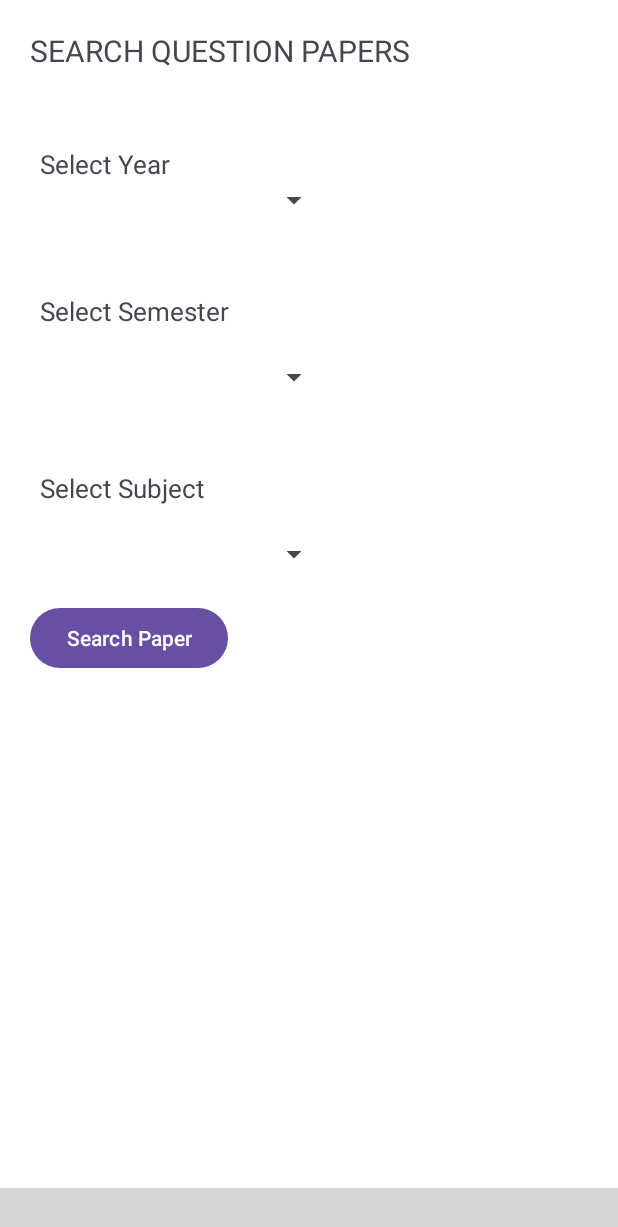
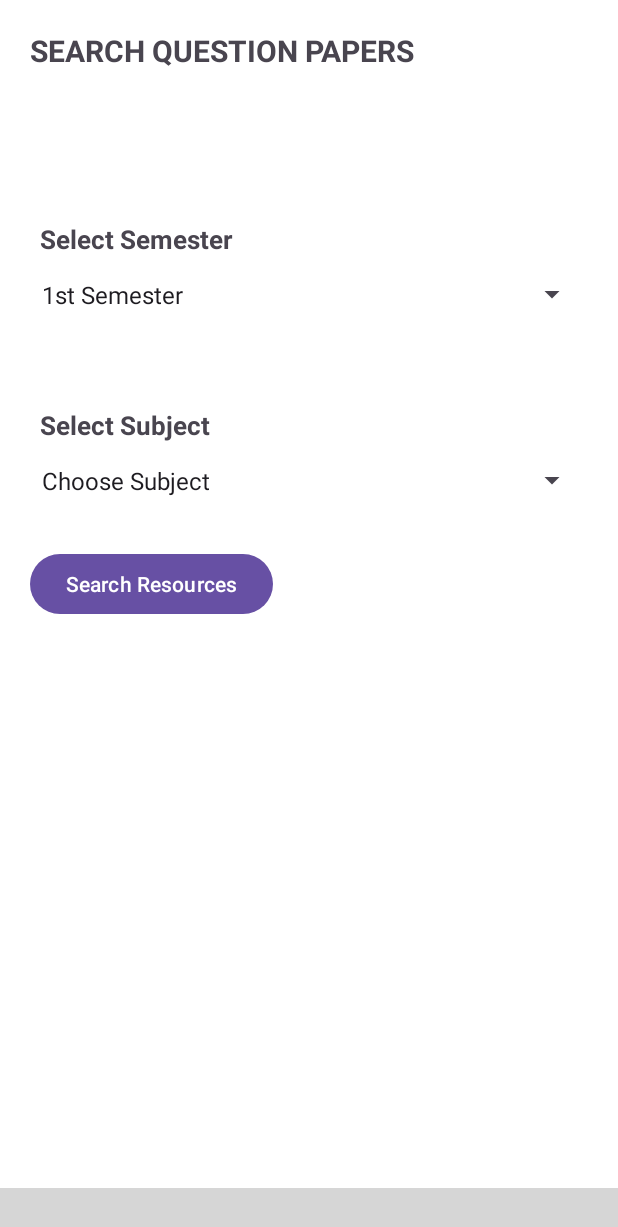
Before and after one commit to AtharvMane123/ClassSync, an Android app: the HomeFragment screen opened directly, with no data from a screen before it, after a tap on an icon or button, on a phone screen of 412 x 824 dp. Shown: the top 1227 px of the screen. Run offline under Robolectric (Android 15) with nearby library versions, the phone set to English and light mode, and no system bars; our stand-ins replace Firebase (no records; nobody signed in at launch, a user with empty details on screens opened directly); libraries missing offline, so code that uses them is left out: com.etebarian.meowbottomnavigation; plain views replace MeowBottomNavigation; Roboto replaces fonts that are not available here; 8 statements that could not run were skipped; grey boxes are pictures that could not be loaded.

Commit message:
2nd commit

```diff
--- a/app/src/main/java/Home_Fragments/MsbteResources_Fragement.java
+++ b/app/src/main/java/Home_Fragments/MsbteResources_Fragement.java
@@ -1,5 +1,7 @@
 package Home_Fragments;
 
+import android.content.Intent;
+import android.net.Uri;
 import android.os.Bundle;
 
 import androidx.cardview.widget.CardView;
@@ -8,18 +10,202 @@ import androidx.fragment.app.Fragment;
 import android.view.LayoutInflater;
 import android.view.View;
 import android.view.ViewGroup;
+import android.widget.AdapterView;
+import android.widget.ArrayAdapter;
+import android.widget.Spinner;
+import android.widget.Toast;
 
+import com.class_sync.HomeFragment;
 import com.class_sync.R;
+
+import java.net.URI;
+import java.util.Objects;
 
 
 public class MsbteResources_Fragement extends Fragment {
 
 CardView QuestionPapers,ModelAnswers,SamplePapers;
+Spinner sem,sub;
     @Override
     public View onCreateView(LayoutInflater inflater, ViewGroup container,
                              Bundle savedInstanceState) {
        ViewGroup root=(ViewGroup) inflater.inflate(R.layout.fragment_msbte_resources__fragement, container, false);;
 //     QuestionPapers=root.findViewById(R.id.QuestionPapers_cardview);
+        sem = root.findViewById(R.id.Spinner_Sem);
+        sub = root.findViewById(R.id.Spinner_subject);
+        sem.setAdapter(setCustomAdapter(R.array.Select_Sem));
+        sem.setOnItemSelectedListener(new AdapterView.OnItemSelectedListener() {
+            @Override
+            public void onItemSelected(AdapterView<?> adapterView, View view, int i, long l) {
+                if(Objects.equals(adapterView.getItemAtPosition(i).toString(), "1st Semester")){
+                    sub.setAdapter(setCustomAdapter(R.array.Sem_1));
+                }
+                else if(Objects.equals(adapterView.getItemAtPosition(i).toString(), "2nd Semester")){
+                    sub.setAdapter(setCustomAdapter(R.array.Sem_2));
+                }
+                else if(Objects.equals(adapterView.getItemAtPosition(i).toString(), "3rd Semester")){
+                    sub.setAdapter(setCustomAdapter(R.array.Sem_3));
+                }
+                else if(Objects.equals(adapterView.getItemAtPosition(i).toString(), "4th Semester")){
+                    sub.setAdapter(setCustomAdapter(R.array.Sem_4));
+                }
+                else if(Objects.equals(adapterView.getItemAtPosition(i).toString(), "5th Semester")){
+                    sub.setAdapter(setCustomAdapter(R.array.Sem_5));
+                }
+                else if(Objects.equals(adapterView.getItemAtPosition(i).toString(), "6th Semester")){
+                    sub.setAdapter(setCustomAdapter(R.array.Sem_6));
+                }
+            }
+
+            @Override
+            public void onNothingSelected(AdapterView<?> adapterView) {
+
+            }
+        });
+
+        sub.setOnItemSelectedListener(new AdapterView.OnItemSelectedListener() {
+            @Override
+            public void onItemSelected(AdapterView<?> adapterView, View view, int i, long l) {
+                String SelectedSubject = adapterView.getItemAtPosition(i).toString();
+
+                    //First sem
+                    if(SelectedSubject.equals("ICT Fundamental of ICT.")) {
+                        OpenMegaCloudStorage("https://mega.nz/folder/YyNA0AJZ#cqytlavZOWrol98gq5CWcg");
+                    } else if (SelectedSubject.equals("ENG English.")) {
+                        OpenMegaCloudStorage("https://mega.nz/folder/8jlXDCrB#U2lAo7ZUE4Bix8EJ-Dj82w");
+
+                    } else if (SelectedSubject.equals("BSC Basic Science (Chemistry).")) {
+                        OpenMegaCloudStorage("https://mega.nz/folder/oy8jFDgZ#ae0wwFDyU3mdxQ3bRIbGoQ");
+
+                    } else if (SelectedSubject.equals("BMS Basic Mathematics.")) {
+                        OpenMegaCloudStorage("https://mega.nz/folder/ontyXR6J#NtiCZp7ZKhHKVjIwbnsCJg");
+
+                    }
+
+
+                        //second sem
+                    else if (SelectedSubject.equals( "Applied Mathematics (AMS)")) {
+                        OpenMegaCloudStorage("https://mega.nz/folder/cjlRzQZI#CRWXIAVOQ7AKcK5M6LU04Q");
+
+                    } else if (SelectedSubject.equals("Basic Electrical and Electronics Engineering (BEE)")) {
+                        OpenMegaCloudStorage("https://mega.nz/folder/Bvt3BbpK#BYXHiBQb09jxNA14F7-LCQ");
+
+                    } else if (SelectedSubject.equals("Programming in C (PIC)")) {
+                        OpenMegaCloudStorage("https://mega.nz/folder/Q3lD2axQ#iZPR0cBoZju6X4xJpuveZQ");
+
+                    } else if (SelectedSubject.equals("Web Page Designing (WPD)")) {
+                        OpenMegaCloudStorage("https://mega.nz/folder/g71kVCyI#V5Rs1tBSQvmiiL5qonQo1g");
+
+                    }
+
+
+                //Third Sem
+                    else if (SelectedSubject.equals("Object Oriented Programming Using C++(OOP)")) {
+                        OpenMegaCloudStorage("https://mega.nz/folder/QzVEFBQb#AGtW377uMU9GOAoA0wW3Hg");
+
+                    } else if (SelectedSubject.equals("Data structure using C Language (DSU)")) {
+                        OpenMegaCloudStorage("https://mega.nz/folder/s71GFZwJ#0baXjAKKqBzBI9QSUBOVMQ");
+
+                    } else if (SelectedSubject.equals("Computer Graphics (CGR)")) {
+                        OpenMegaCloudStorage("https://mega.nz/folder/Bj8kiQgY#mMOdsSCNTpl5ybhosRxY5g");
+
+                    } else if (SelectedSubject.equals("Database Management System (DBMS)")) {
+                        OpenMegaCloudStorage("https://mega.nz/folder/5zdS1TRK#rajXhXnZ5lnxvPFh1oMDpQ");
+
+                    } else if (SelectedSubject.equals("Digital Techniques (DTE)")) {
+                        OpenMegaCloudStorage("https://mega.nz/folder/Aml3jZQA#d9FgKKKiYibsVADnBXm9Kg");
+
+                    }
+
+
+                //Fourth Sem
+                    else if (SelectedSubject.equals("Java Programming (JPR)")) {
+                        OpenMegaCloudStorage("https://mega.nz/folder/x2E0ALSI#5KZ_cNEwsEVncqIE79d5EA");
+
+                    } else if (SelectedSubject.equals("Software Engineering (SEN)")) {
+                        OpenMegaCloudStorage("https://mega.nz/folder/l70RBSCR#a-y2mRbeShRvQSjDnB47nA");
+
+                    } else if (SelectedSubject.equals("Data Communication and Computer Network (DCC)")) {
+                        OpenMegaCloudStorage("https://mega.nz/folder/JikgkahA#fe54n16z1rQSEdbEMdwGKw");
+
+                    } else if (SelectedSubject.equals("Microprocessors (MIC)")) {
+                        OpenMegaCloudStorage("https://mega.nz/folder/En8SiIoS#zfBSOzTDOmT2vEgT5SlJjg");
+
+                    } else if (SelectedSubject.equals("Gui Application Development Using Vb.Net (GAD)")) {
+                        OpenMegaCloudStorage("https://mega.nz/folder/Ji8XwTaL#fzortiRm8bqx-2KcEbOOFw");
+
+                    }
+
+
+
+
+                    //Fifth Sem
+                    else if (SelectedSubject.equals("Advanced Java Programming (AJP)")) {
+                        OpenMegaCloudStorage("https://mega.nz/folder/A21EzDrR#nsNgYyeVNMVCQ7XMW0_PhQ");
+
+                    } else if (SelectedSubject.equals("Software Testing (STE)")) {
+                        OpenMegaCloudStorage("https://mega.nz/folder/83U1HYSZ#gFXUT-FyLPtJUi-7sIjhTg");
+
+                    } else if (SelectedSubject.equals("Advanced Computer Network (ACN)")) {
+                        OpenMegaCloudStorage("https://mega.nz/folder/h3ViSTaa#qgNsALMjky5rJdh94XT9IA");
+
+                    } else if (SelectedSubject.equals("Operating System (OSY)")) {
+                        OpenMegaCloudStorage("https://mega.nz/folder/1jE1VBLJ#xrOVviff0VDLz12tO6Tq1g");
+
+                    } else if (SelectedSubject.equals("Environmental Studies (EST)")) {
+                        OpenMegaCloudStorage("https://mega.nz/folder/QusQHKiD#N_xmzK5HTjynoV9H-qmNNw");
+
+                    }
+
+
+//                        //Sixth Sem
+                    else if(SelectedSubject.equals( "Mobile Application Development (MAD)")) {
+                        OpenMegaCloudStorage("https://mega.nz/folder/lzMDUYwZ#PAxTtN7tNnVCXXC0A3Zilw");
+
+                    }
+                    else if (SelectedSubject.equals( "Emerging Trends in Computer Engineering (ETI)")) {
+                        OpenMegaCloudStorage("https://mega.nz/folder/NqFDjQCa#nH7qyc-JPQkaLMGbaCrUbg");
+
+                    }
+                    else if (SelectedSubject.equals("Programming with Python (PWP)")) {
+                        OpenMegaCloudStorage("https://mega.nz/folder/o79FnAKD#1aZL9b-mPHporUxLgOtPQA");
+
+                    }
+                    else if (SelectedSubject.equals( "Management (MGT)")) {
+                        OpenMegaCloudStorage("https://mega.nz/folder/t7FSgJIL#k8KKZ_UdUUx_tOQCXKhPlw");
+
+                    }
+                    else if (SelectedSubject.equals("Network Information Security (NIS)")) {
+                        OpenMegaCloudStorage("https://mega.nz/folder/YyNA0AJZ#cqytlavZOWrol98gq5CWcg");
+
+                    }
+
+                }
+
+
+            @Override
+            public void onNothingSelected(AdapterView<?> adapterView) {
+
+            }
+        });
+
+
+
+
         return root;
     }
+    ArrayAdapter<CharSequence> setCustomAdapter(int array){
+        ArrayAdapter<CharSequence> adapter = ArrayAdapter.createFromResource(
+                getActivity(),
+                array,
+                android.R.layout.simple_spinner_item
+        );
+        adapter.setDropDownViewResource(android.R.layout.simple_spinner_dropdown_item);
+        return adapter;
+    }
+    public void OpenMegaCloudStorage(String url ){
+        Uri  uri = Uri.parse(url);
+        startActivity(new Intent(Intent.ACTION_VIEW,uri));
+
+    }
 }
--- a/app/src/main/java/com/class_sync/HomeFragment.java
+++ b/app/src/main/java/com/class_sync/HomeFragment.java
@@ -342,12 +342,12 @@ public class HomeFragment extends Fragment  {
 
 
 //--------------------Following Methods are used to verify Users Location and the College Location-------------------
-private static boolean containsWord(String input, String word) {
+public static boolean containsWord(String input, String word) {
     // Case-insensitive check for the presence of a word in the string
     return input.toLowerCase().contains(word.toLowerCase());
 }
 
-    private static boolean containsWords(String input, String[] words) {
+    public static boolean containsWords(String input, String[] words) {
         // Case-insensitive check for the presence of any of the specified words in the string
         for (String word : words) {
             if (containsWord(input, word)) {
--- a/app/src/main/res/layout/fragment_msbte_resources__fragement.xml
+++ b/app/src/main/res/layout/fragment_msbte_resources__fragement.xml
@@ -17,7 +17,7 @@
             android:layout_height="wrap_content"
             >
             <LinearLayout
-                android:layout_width="wrap_content"
+                android:layout_width="match_parent"
                 android:layout_height="wrap_content"
                 android:orientation="vertical"
                 >
@@ -26,51 +26,41 @@
                     android:layout_width="wrap_content"
                     android:layout_height="wrap_content"
                     android:text="SEARCH QUESTION PAPERS"
+                    android:textStyle="bold"
                     />
 
-                <TextView
-                    android:layout_width="wrap_content"
-                    android:layout_height="wrap_content"
-                    android:text="Select Year"
-                    android:textSize="17dp"
-                    android:paddingLeft="6.5dp"
-                    android:layout_marginTop="50dp"
-                    />
-                <Spinner
-                    android:layout_width="200dp"
-                    android:id="@+id/Spinner_year"
-                    android:layout_height="wrap_content"
-                    />
+
                 <TextView
                     android:layout_width="wrap_content"
                     android:layout_height="wrap_content"
                     android:text="Select Semester"
                     android:textSize="17dp"
+                    android:textStyle="bold"
                     android:paddingLeft="6.5dp"
-                    android:layout_marginTop="50dp"/>
+                    android:layout_marginTop="100dp"/>
                 <Spinner
-                    android:layout_width="200dp"
-                    android:layout_marginTop="20dp"
+                    android:layout_width="match_parent"
                     android:id="@+id/Spinner_Sem"
-                    android:layout_height="wrap_content"
+                    android:layout_height="50dp"
+
                     />
                 <TextView
                     android:layout_width="wrap_content"
                     android:layout_height="wrap_content"
                     android:text="Select Subject"
                     android:textSize="17dp"
+                    android:textStyle="bold"
                     android:paddingLeft="6.5dp"
                     android:layout_marginTop="50dp"/>
                 <Spinner
-                    android:layout_width="200dp"
-                    android:layout_marginTop="20dp"
+                    android:layout_width="match_parent"
                     android:id="@+id/Spinner_subject"
-                    android:layout_height="wrap_content"
+                    android:layout_height="50dp"
                     />
                 <Button
                     android:layout_width="wrap_content"
                     android:layout_height="wrap_content"
-                    android:text="Search Paper"
+                    android:text="Search Resources"
                     android:layout_marginTop="20dp"
                     />
             </LinearLayout>
--- a/app/src/main/res/values/strings.xml
+++ b/app/src/main/res/values/strings.xml
@@ -42,4 +42,76 @@
         <item>1:45 - 3:45 (Practical)</item>
         <!-- Add more choices as needed -->
     </string-array>
+
+    <string-array name="Select_Sem">
+        <item>1st Semester</item>
+        <item>2nd Semester</item>
+        <item>3rd Semester</item>
+        <item>4th Semester</item>
+        <item>5th Semester</item>
+        <item>6th Semester</item>
+        <!-- Add more choices as needed -->
+    </string-array>
+
+    <string-array name="Sem_1">
+    <item>Choose Subject</item>
+    <item>ICT Fundamental of ICT.</item>
+    <item>ENG English.</item>
+    <item>BSC Basic Science (Physics).</item>
+    <item>BSC Basic Science (Chemistry).</item>
+    <item>BMS Basic Mathematics.</item>
+    <!-- Add more choices as needed -->
+</string-array>
+
+    <string-array name="Sem_2">
+        <item>Choose Subject</item>
+        <item>Applied Mathematics (AMS)</item>
+        <item>Basic Electrical and Electronics Engineering (BEE)</item>
+        <item>WPM/WPT Workshop Practice.</item>
+        <item>Programming in C (PIC)</item>
+        <item>Linux Basics (BLP)</item>
+        <item>Web Page Designing (WPD)</item>
+        <!-- Add more choices as needed -->
+    </string-array>
+
+    <string-array name="Sem_3">
+        <item>Choose Subject</item>
+        <item>Object Oriented Programming Using C++(OOP)</item>
+        <item>Data structure using C Language (DSU)</item>
+        <item>Computer Graphics (CGR)</item>
+        <item>Database Management System (DBMS)</item>
+        <item>Digital Techniques (DTE)</item>
+        <!-- Add more choices as needed -->
+    </string-array>
+
+    <string-array name="Sem_4">
+        <item>Choose Subject</item>
+        <item>Java Programming (JPR)</item>
+        <item>Software Engineering (SEN)</item>
+        <item>Data Communication and Computer Network (DCC)</item>
+        <item>Microprocessors (MIC)</item>
+        <item>Gui Application Development Using Vb.Net (GAD)</item>
+        <!-- Add more choices as needed -->
+    </string-array>
+
+    <string-array name="Sem_5">
+        <item>Choose Subject</item>
+        <item>Advanced Java Programming (AJP)</item>
+        <item>Software Testing (STE)</item>
+        <item>Advanced Computer Network (ACN)</item>
+        <item>Operating System (OSY)</item>
+        <item>Environmental Studies (EST)</item>
+        <!-- Add more choices as needed -->
+    </string-array>
+
+    <string-array name="Sem_6">
+        <item>Choose Subject</item>
+        <item>Programming with Python (PWP)</item>
+        <item>Mobile Application Development (MAD)</item>
+        <item>Emerging Trends in Computer Engineering (ETI)</item>
+        <item>Management (MGT)</item>
+        <item>Network Information Security (NIS)</item>
+        <!-- Add more choices as needed -->
+    </string-array>
+
 </resources>
```
